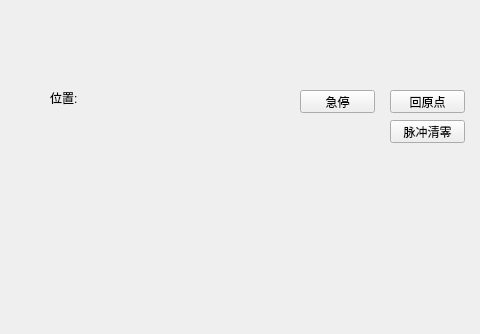
This is motorctrl/mainwindow.ui in fuqiwen123/montionctrl as Qt 5 draws it before an edit; both pictures show x 0 to 480 and y 0 to 334 of the 800 by 600 pixel window. The edited form follows.
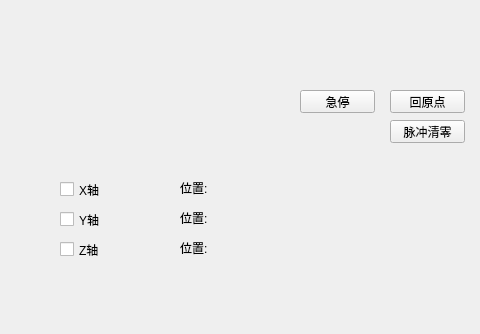
This is the edited form.

Diff of the .ui file:
```diff
--- a/motorctrl/mainwindow.ui
+++ b/motorctrl/mainwindow.ui
@@ -43,8 +43,8 @@
    <widget class="QLabel" name="pos_label">
     <property name="geometry">
      <rect>
-      <x>50</x>
-      <y>90</y>
+      <x>180</x>
+      <y>180</y>
       <width>121</width>
       <height>16</height>
      </rect>
@@ -66,6 +66,71 @@
      <string>脉冲清零</string>
     </property>
    </widget>
+   <widget class="QCheckBox" name="XCheckBox">
+    <property name="geometry">
+     <rect>
+      <x>60</x>
+      <y>180</y>
+      <width>80</width>
+      <height>19</height>
+     </rect>
+    </property>
+    <property name="text">
+     <string>X轴</string>
+    </property>
+   </widget>
+   <widget class="QCheckBox" name="YCheckBox">
+    <property name="geometry">
+     <rect>
+      <x>60</x>
+      <y>210</y>
+      <width>80</width>
+      <height>19</height>
+     </rect>
+    </property>
+    <property name="text">
+     <string>Y轴</string>
+    </property>
+   </widget>
+   <widget class="QCheckBox" name="ZCheckBox">
+    <property name="geometry">
+     <rect>
+      <x>60</x>
+      <y>240</y>
+      <width>80</width>
+      <height>19</height>
+     </rect>
+    </property>
+    <property name="text">
+     <string>Z轴</string>
+    </property>
+   </widget>
+   <widget class="QLabel" name="y_pos_label">
+    <property name="geometry">
+     <rect>
+      <x>180</x>
+      <y>210</y>
+      <width>121</width>
+      <height>16</height>
+     </rect>
+    </property>
+    <property name="text">
+     <string>位置:</string>
+    </property>
+   </widget>
+   <widget class="QLabel" name="z_pos_label">
+    <property name="geometry">
+     <rect>
+      <x>180</x>
+      <y>240</y>
+      <width>141</width>
+      <height>16</height>
+     </rect>
+    </property>
+    <property name="text">
+     <string>位置:</string>
+    </property>
+   </widget>
   </widget>
   <widget class="QMenuBar" name="menubar">
    <property name="geometry">
```
Left out of the diff: 2 changed lines with no effect on the pictures.
